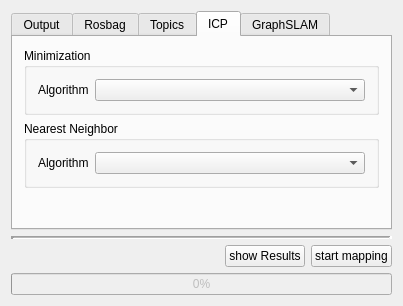
Before: the Qt Designer form src/grabe_mapping/src/rqt_plugin/gui_plugin.ui in JannikGrabe/grabe_mapping, drawn with Qt 5.
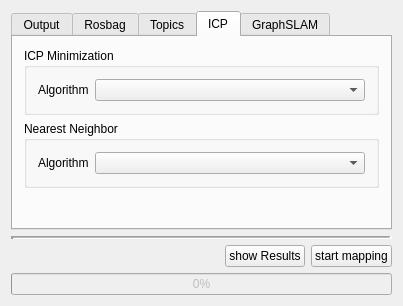
After: the same form once the commit is applied. The open tabs and pages were chosen to show the change.

Diff of the .ui file:
```diff
--- a/src/grabe_mapping/src/rqt_plugin/gui_plugin.ui
+++ b/src/grabe_mapping/src/rqt_plugin/gui_plugin.ui
@@ -285,7 +285,7 @@
           <item>
            <widget class="QGroupBox" name="gb_minimization">
             <property name="title">
-             <string>Minimization</string>
+             <string>ICP Minimization</string>
             </property>
             <layout class="QFormLayout" name="formLayout_2">
              <item row="0" column="0">
```
Left out of the diff: 8 changed lines with no effect on the pictures.
